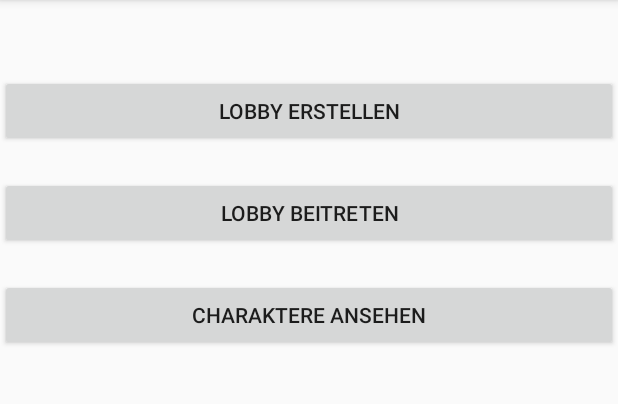
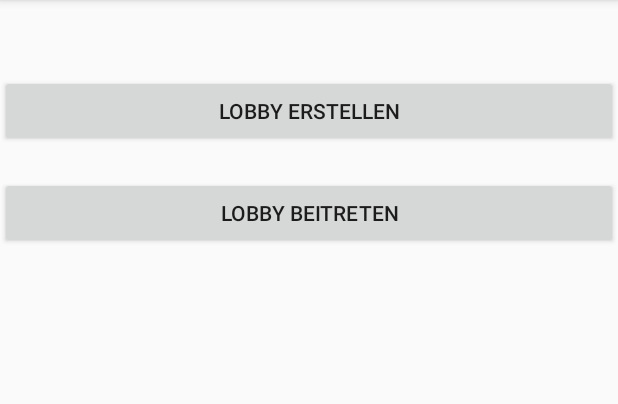
Before and after one commit to MaximaSim/TalismanV01, an Android app built with Jetpack Compose: the screen it shows after launch (MainActivity), on a phone screen of 412 x 824 dp, the part 84-488 px from its top. Run offline under Robolectric (Android 15) with nearby library versions, the phone set to English and light mode, and no system bars.

Commit message:
unnötigen Button entfernt

```diff
--- a/app/src/main/java/com/example/talismanv01/CharacterListActivity.java
+++ /dev/null
@@ -1,4 +0,0 @@
-package com.example.talismanv01;
-
-public class CharacterListActivity {
-}
--- a/app/src/main/java/com/example/talismanv01/MainActivity.java
+++ b/app/src/main/java/com/example/talismanv01/MainActivity.java
@@ -9,7 +9,7 @@ import androidx.appcompat.app.AppCompatActivity;
 public class MainActivity extends AppCompatActivity {
     private Button btnCreateLobby;
     private Button btnJoinLobby;
-    private Button btnViewCharacters;
+
 
     @Override
     protected void onCreate(Bundle savedInstanceState) {
@@ -19,7 +19,6 @@ public class MainActivity extends AppCompatActivity {
         // Buttons mit Layout-Elementen verknüpfen
         btnCreateLobby = findViewById(R.id.btnCreateLobby);
         btnJoinLobby = findViewById(R.id.btnJoinLobby);
-        btnViewCharacters = findViewById(R.id.btnViewCharacters);
 
         // Button: Lobby erstellen (Host)
         btnCreateLobby.setOnClickListener(new View.OnClickListener() {
@@ -39,13 +38,6 @@ public class MainActivity extends AppCompatActivity {
             }
         });
 
-        // Button: Charaktere anzeigen
-        btnViewCharacters.setOnClickListener(new View.OnClickListener() {
-            @Override
-            public void onClick(View v) {
-                Intent intent = new Intent(MainActivity.this, CharacterListActivity.class);
-                startActivity(intent);
-            }
-        });
+
     }
 }
--- a/app/src/main/res/layout/activity_main.xml
+++ b/app/src/main/res/layout/activity_main.xml
@@ -10,11 +10,11 @@
         android:id="@+id/btnCreateLobby"
         android:layout_width="0dp"
         android:layout_height="wrap_content"
+        android:layout_marginTop="50dp"
         android:text="Lobby erstellen"
-        app:layout_constraintTop_toTopOf="parent"
+        app:layout_constraintEnd_toEndOf="parent"
         app:layout_constraintStart_toStartOf="parent"
-        app:layout_constraintEnd_toEndOf="parent"
-        android:layout_marginTop="50dp" />
+        app:layout_constraintTop_toTopOf="parent" />
 
     <Button
         android:id="@+id/btnJoinLobby"
@@ -26,14 +26,4 @@
         app:layout_constraintEnd_toEndOf="parent"
         android:layout_marginTop="20dp" />
 
-    <Button
-        android:id="@+id/btnViewCharacters"
-        android:layout_width="0dp"
-        android:layout_height="wrap_content"
-        android:text="Charaktere ansehen"
-        app:layout_constraintTop_toBottomOf="@id/btnJoinLobby"
-        app:layout_constraintStart_toStartOf="parent"
-        app:layout_constraintEnd_toEndOf="parent"
-        android:layout_marginTop="20dp" />
-
 </androidx.constraintlayout.widget.ConstraintLayout>
```
